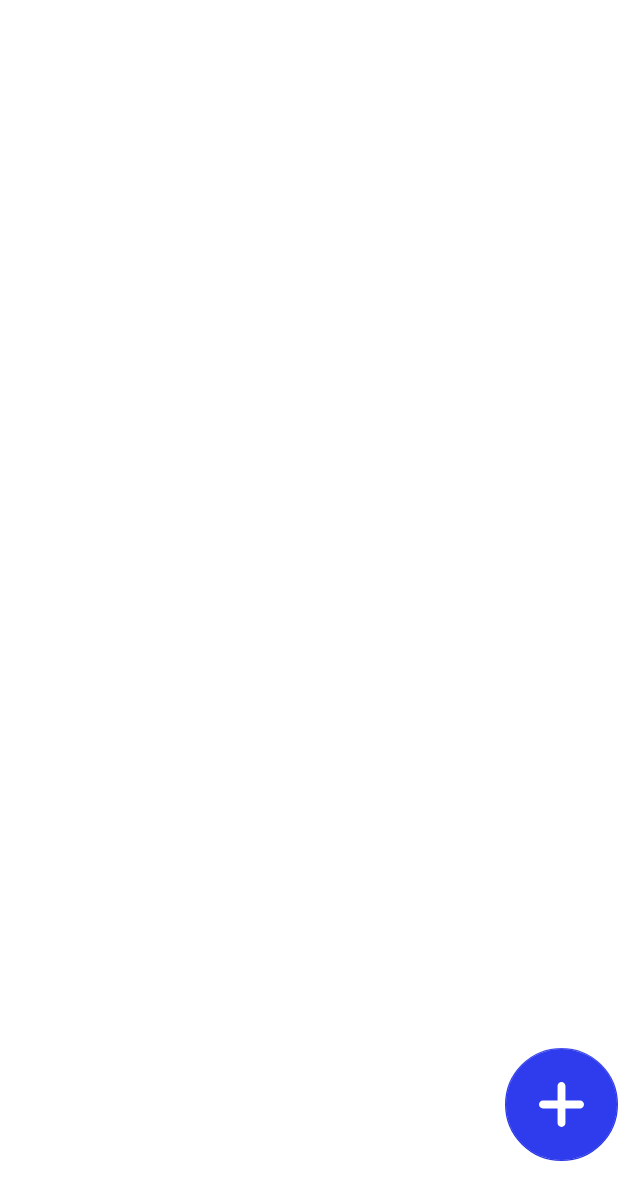
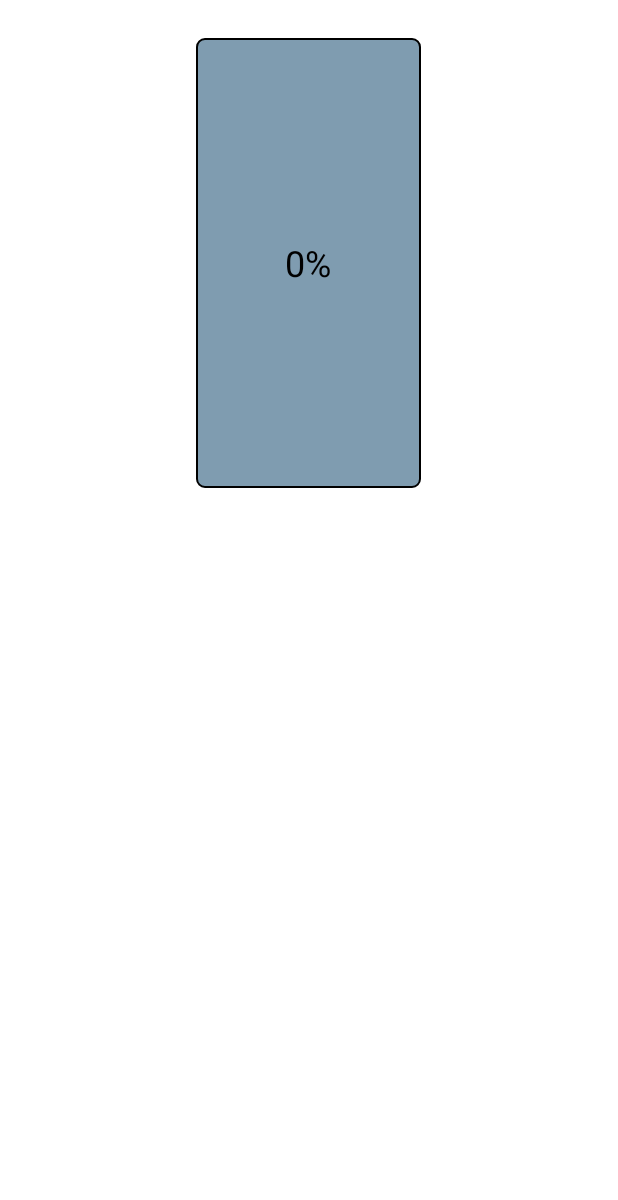
Before and after one commit to RidmaPramuditha/Automatic-Fish-Feeder, an Android app: the fragment WaterChangeAutoFragment shown on its own in the app's theme, on a phone screen of 412 x 824 dp. Shown: the top 1200 px of the screen. Run offline under Robolectric (Android 15) with nearby library versions, the phone set to English and light mode, and no system bars; our stand-ins replace Firebase (no records; nobody signed in at launch, a user with empty details on screens opened directly).

```diff
--- a/AutomaticFishFeederApp/app/build.gradle
+++ b/AutomaticFishFeederApp/app/build.gradle
@@ -64,4 +64,5 @@ dependencies {
     implementation 'io.github.muddz:styleabletoast:2.4.0'
 
     implementation 'com.skyfishjy.ripplebackground:library:1.0.1'
+
 }
--- a/AutomaticFishFeederApp/app/src/main/java/com/company/automaticfishfeederapp/WaterChangeAutoFragment.java
+++ b/AutomaticFishFeederApp/app/src/main/java/com/company/automaticfishfeederapp/WaterChangeAutoFragment.java
@@ -12,15 +12,20 @@ import androidx.recyclerview.widget.RecyclerView;
 import android.view.LayoutInflater;
 import android.view.View;
 import android.view.ViewGroup;
+import android.widget.ProgressBar;
+import android.widget.TextView;
 
 import com.company.automaticfishfeederapp.Model.Schedule;
 import com.company.automaticfishfeederapp.ViewHolder.ScheduleViewHolder;
 import com.firebase.ui.database.FirebaseRecyclerAdapter;
 import com.firebase.ui.database.FirebaseRecyclerOptions;
 import com.google.android.material.floatingactionbutton.FloatingActionButton;
+import com.google.firebase.database.DataSnapshot;
+import com.google.firebase.database.DatabaseError;
 import com.google.firebase.database.DatabaseReference;
 import com.google.firebase.database.FirebaseDatabase;
 import com.google.firebase.database.Query;
+import com.google.firebase.database.ValueEventListener;
 
 import java.util.HashMap;
 
@@ -39,13 +44,11 @@ public class WaterChangeAutoFragment extends Fragment {
     // TODO: Rename and change types of parameters
     private String mParam1;
     private String mParam2;
-    private RecyclerView rv_waterChangeAutoScheduleList;
     private DatabaseReference databaseReference;
-    private FloatingActionButton btn_addWaterChangeSchedule;
-    private LinearLayoutManager layoutManager;
-    private FirebaseRecyclerOptions<Schedule> optionsWaterChangeAutoSchedule;
-    private FirebaseRecyclerAdapter<Schedule, ScheduleViewHolder> adapterWaterChangeAutoSchedule;
-    private String userId;
+    private String deviceId;
+    private int waterLevel;
+    private ProgressBar progressWaterLevel;
+    private TextView txt_waterLevel;
     public WaterChangeAutoFragment() {
         // Required empty public constructor
     }
@@ -85,69 +88,41 @@ public class WaterChangeAutoFragment extends Fragment {
 
         LoginSession sessionManagement =new LoginSession(getContext());
         HashMap<String, String> user = sessionManagement.readLoginSession();
-        userId = user.get(LoginSession.KEY_USERID);
+        deviceId = user.get(LoginSession.KEY_DEVICEID);
 
-        databaseReference = FirebaseDatabase.getInstance().getReference().child("WaterChangeSchedule");
+        databaseReference = FirebaseDatabase.getInstance().getReference().child("SensorData");
 
-        rv_waterChangeAutoScheduleList = (RecyclerView) view.findViewById(R.id.waterChangeAutoScheduleList);
-        btn_addWaterChangeSchedule = (FloatingActionButton) view.findViewById(R.id.buttonAddWaterChangeSchedule);
+        txt_waterLevel = (TextView) view.findViewById(R.id.textViewWaterLevel);
+        progressWaterLevel = (ProgressBar) view.findViewById(R.id.progressWaterLevel);
 
-        btn_addWaterChangeSchedule.setOnClickListener(new View.OnClickListener() {
-            @Override
-            public void onClick(View view) {
-                Intent intent = new Intent(getContext(),AddSchedule.class);
-                LoginSession sessionManagement =new LoginSession(getContext());
-                sessionManagement.writeActivitySession("Add","WaterChangeSchedule");
-                startActivity(intent);
-            }
-        });
+        progressWaterLevel.setMax(100);
 
-        showWaterChangeAutoSchedule(userId);
+        showSensorData(deviceId);
 
         return view;
     }
 
-    public void showWaterChangeAutoSchedule(String userId) {
+    public void showSensorData(String deviceId) {
 
-        layoutManager = new LinearLayoutManager(getContext());
-        layoutManager.setStackFromEnd(false);
-        rv_waterChangeAutoScheduleList.setHasFixedSize(true);
-        rv_waterChangeAutoScheduleList.setLayoutManager(layoutManager);
+        databaseReference.orderByChild("deviceId").equalTo(deviceId).addValueEventListener(new ValueEventListener() {
+            @Override
+            public void onDataChange(@NonNull DataSnapshot dataSnapshot) {
+                if(dataSnapshot.exists()){
 
-        Query query=databaseReference.orderByChild("userId").equalTo(userId);
+                    for (DataSnapshot ds:dataSnapshot.getChildren()) {
 
-        optionsWaterChangeAutoSchedule=new FirebaseRecyclerOptions.Builder<Schedule>().setQuery(query, Schedule.class).build();
-        adapterWaterChangeAutoSchedule=new FirebaseRecyclerAdapter<Schedule, ScheduleViewHolder>(optionsWaterChangeAutoSchedule){
-            @SuppressLint("SetTextI18n")
+                        waterLevel = Integer.parseInt(ds.child("waterLevel").getValue().toString());
+
+                        progressWaterLevel.setProgress(waterLevel);
+                        txt_waterLevel.setText(waterLevel+"%");
+                    }
+                }
+            }
+
             @Override
-            protected void onBindViewHolder(@NonNull ScheduleViewHolder holder, int position, @NonNull Schedule schedule) {
-
-                holder.txt_scheduleTitle.setText(schedule.getScheduleTitle());
-                holder.txt_scheduleType.setText(schedule.getScheduleType());
-                holder.txt_scheduleTime.setText(schedule.getScheduleTime());
-                holder.linearLayout_schedule.setOnClickListener(new View.OnClickListener() {
-                    @Override
-                    public void onClick(View view) {
-                        Intent intent = new Intent(getContext(),AddSchedule.class);
-                        LoginSession sessionManagement =new LoginSession(getContext());
-                        sessionManagement.writeActivitySession("Edit","WaterChangeSchedule");
-                        sessionManagement.writeScheduleSession(schedule.getScheduleId(),userId,schedule.getScheduleTitle(),schedule.getScheduleTime(),schedule.getScheduleType(),schedule.getIsActive());
-                        startActivity(intent);
-                    }
-                });
+            public void onCancelled(@NonNull DatabaseError error) {
 
             }
-
-            @NonNull
-            @Override
-            public ScheduleViewHolder onCreateViewHolder(@NonNull ViewGroup parent, int viewType) {
-                View v= LayoutInflater.from(parent.getContext()).inflate(R.layout.schedule_layout,parent,false);
-
-                return new ScheduleViewHolder(v);
-            }
-        };
-        adapterWaterChangeAutoSchedule.startListening();
-        rv_waterChangeAutoScheduleList.setAdapter(adapterWaterChangeAutoSchedule);
-
+        });
     }
 }
--- /dev/null
+++ b/AutomaticFishFeederApp/app/src/main/res/drawable/verticleprogressbar.xml
@@ -0,0 +1,25 @@
+<?xml version="1.0" encoding="utf-8"?>
+<layer-list xmlns:android="http://schemas.android.com/apk/res/android">
+    <item android:id="@android:id/background">
+        <shape>
+            <corners android:radius="5dip"/>
+            <solid android:color="#7f9cb0"/>
+            <stroke
+                android:width="1dp"
+                android:color="#000000" />
+        </shape>
+    </item>
+    <item android:id="@android:id/progress">
+        <clip
+            android:clipOrientation="vertical"
+            android:gravity="bottom">
+            <shape>
+                <corners android:radius="5dip"/>
+                <solid android:color="#3f8bbf"/>
+                <stroke
+                    android:width="1dp"
+                    android:color="#000000" />
+            </shape>
+        </clip>
+    </item>
+</layer-list>
--- a/AutomaticFishFeederApp/app/src/main/res/layout/fragment_water_change_auto.xml
+++ b/AutomaticFishFeederApp/app/src/main/res/layout/fragment_water_change_auto.xml
@@ -6,29 +6,31 @@
     android:layout_height="match_parent"
     tools:context=".WaterChangeAutoFragment">
 
-    <androidx.recyclerview.widget.RecyclerView
-        android:id="@+id/waterChangeAutoScheduleList"
+    <RelativeLayout
         android:layout_width="match_parent"
-        android:layout_height="match_parent"
-        android:background="@color/white"
-        android:orientation="horizontal" />
+        android:layout_height="wrap_content"
+        android:layout_margin="25dp"
+        android:gravity="center">
 
+        <ProgressBar
+            android:id="@+id/progressWaterLevel"
+            style="?android:attr/progressBarStyleHorizontal"
+            android:layout_width="150dp"
+            android:layout_height="300dp"
+            android:progressDrawable="@drawable/verticleprogressbar" />
 
-    <com.google.android.material.floatingactionbutton.FloatingActionButton
-        android:id="@+id/buttonAddWaterChangeSchedule"
-        android:layout_width="75dp"
-        android:layout_height="75dp"
-        android:layout_gravity="right|bottom"
-        android:layout_marginBottom="50dp"
-        android:layout_centerInParent="true"
-        android:clickable="true"
-        android:focusable="true"
-        android:src="@drawable/plus_icon"
-        app:backgroundTint="@color/button_color"
-        app:elevation="0dp"
-        app:fabCustomSize="75dp"
-        app:layout_behavior="com.inditeperks.lege.Utils.MoveUpwardBehavior"
-        app:maxImageSize="30dp"
-        app:tint="@color/white" />
+        <TextView
+            android:id="@+id/textViewWaterLevel"
+            android:layout_width="match_parent"
+            android:layout_height="match_parent"
+            android:gravity="center"
+            android:layout_alignEnd="@+id/progressWaterLevel"
+            android:layout_alignBottom="@+id/progressWaterLevel"
+            android:layout_alignParentStart="true"
+            android:layout_alignParentTop="true"
+            android:text="0%"
+            android:textColor="@color/black"
+            android:textSize="24sp" />
+    </RelativeLayout>
 
 </FrameLayout>
```
Also changed, not shown: AutomaticFishFeederApp/app/src/main/AndroidManifest.xml (+11 -0 lines), AutomaticFishFeederApp/app/src/main/java/com/company/automaticfishfeederapp/AddSchedule.java (+25 -10 lines), AutomaticFishFeederApp/app/src/main/java/com/company/automaticfishfeederapp/FishFeedingAutoFragment.java (+68 -2 lines), AutomaticFishFeederApp/app/src/main/java/com/company/automaticfishfeederapp/HomeFragment.java (+21 -27 lines), AutomaticFishFeederApp/app/src/main/java/com/company/automaticfishfeederapp/JobSchedule.java (added, +86 -0 lines), AutomaticFishFeederApp/app/src/main/java/com/company/automaticfishfeederapp/LoginSession.java (+9 -1 lines), AutomaticFishFeederApp/app/src/main/java/com/company/automaticfishfeederapp/Model/Schedule.java (+22 -5 lines), AutomaticFishFeederApp/app/src/main/res/layout/fragment_home.xml (+9 -1 lines).
